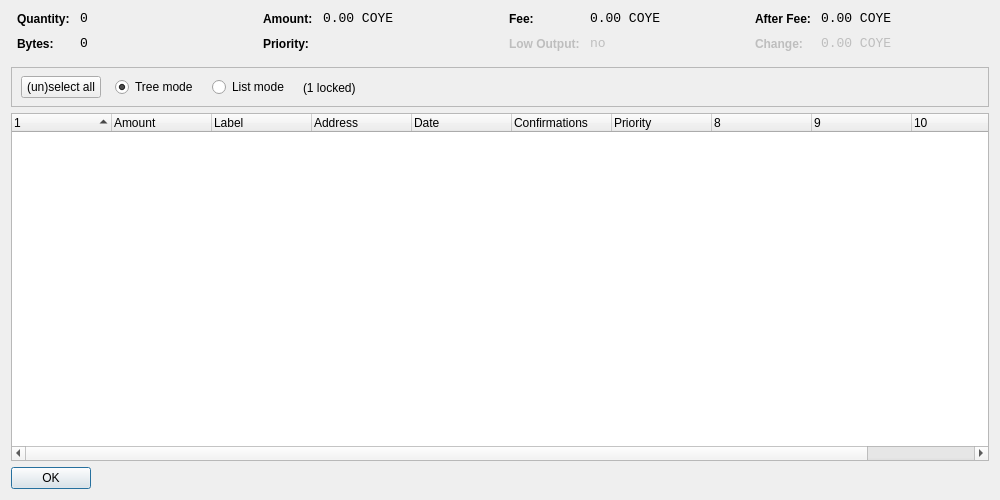
Above: src/qt/forms/coincontroldialog.ui from bityecoin/coinyecoin before the change. Below: the same form after it.
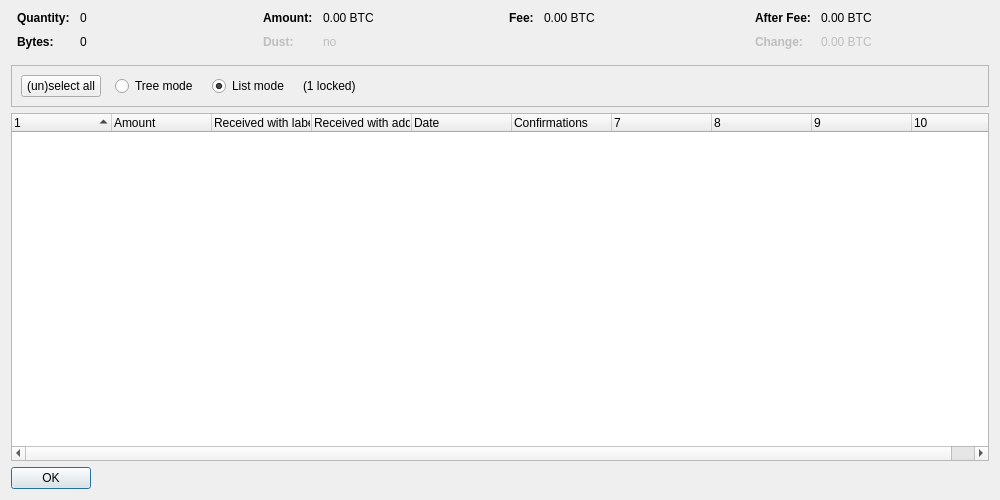
That is the form after the change. Custom widgets are drawn as their Qt base class.

Diff of the .ui file:
```diff
--- a/src/qt/forms/coincontroldialog.ui
+++ b/src/qt/forms/coincontroldialog.ui
@@ -38,8 +38,11 @@
        </property>
        <item row="0" column="0">
         <widget class="QLabel" name="labelCoinControlQuantityText">
-         <property name="styleSheet">
-          <string notr="true">font-weight:bold;</string>
+         <property name="font">
+          <font>
+           <weight>75</weight>
+           <bold>true</bold>
+          </font>
          </property>
          <property name="text">
           <string>Quantity:</string>
@@ -48,12 +51,6 @@
        </item>
        <item row="0" column="1">
         <widget class="QLabel" name="labelCoinControlQuantity">
-         <property name="font">
-          <font>
-           <family>Monospace</family>
-           <pointsize>10</pointsize>
-          </font>
-         </property>
          <property name="cursor">
           <cursorShape>IBeamCursor</cursorShape>
          </property>
@@ -70,8 +67,11 @@
        </item>
        <item row="1" column="0">
         <widget class="QLabel" name="labelCoinControlBytesText">
-         <property name="styleSheet">
-          <string notr="true">font-weight:bold;</string>
+         <property name="font">
+          <font>
+           <weight>75</weight>
+           <bold>true</bold>
+          </font>
          </property>
          <property name="text">
           <string>Bytes:</string>
@@ -80,12 +80,6 @@
        </item>
        <item row="1" column="1">
         <widget class="QLabel" name="labelCoinControlBytes">
-         <property name="font">
-          <font>
-           <family>Monospace</family>
-           <pointsize>10</pointsize>
-          </font>
-         </property>
          <property name="cursor">
           <cursorShape>IBeamCursor</cursorShape>
          </property>
@@ -118,8 +112,11 @@
        </property>
        <item row="0" column="0">
         <widget class="QLabel" name="labelCoinControlAmountText">
-         <property name="styleSheet">
-          <string notr="true">font-weight:bold;</string>
+         <property name="font">
+          <font>
+           <weight>75</weight>
+           <bold>true</bold>
+          </font>
          </property>
          <property name="text">
           <string>Amount:</string>
@@ -128,12 +125,6 @@
        </item>
        <item row="0" column="1">
         <widget class="QLabel" name="labelCoinControlAmount">
-         <property name="font">
-          <font>
-           <family>Monospace</family>
-           <pointsize>10</pointsize>
-          </font>
-         </property>
          <property name="cursor">
           <cursorShape>IBeamCursor</cursorShape>
          </property>
@@ -141,7 +132,7 @@
           <enum>Qt::ActionsContextMenu</enum>
          </property>
          <property name="text">
-          <string notr="true">0.00 COYE</string>
+          <string notr="true">0.00 BTC</string>
          </property>
          <property name="textInteractionFlags">
           <set>Qt::LinksAccessibleByMouse|Qt::TextSelectableByKeyboard|Qt::TextSelectableByMouse</set>
@@ -149,22 +140,25 @@
         </widget>
        </item>
        <item row="1" column="0">
-        <widget class="QLabel" name="labelCoinControlPriorityText">
-         <property name="styleSheet">
-          <string notr="true">font-weight:bold;</string>
+        <widget class="QLabel" name="labelCoinControlLowOutputText">
+         <property name="enabled">
+          <bool>false</bool>
+         </property>
+         <property name="font">
+          <font>
+           <weight>75</weight>
+           <bold>true</bold>
+          </font>
          </property>
          <property name="text">
-          <string>Priority:</string>
+          <string>Dust:</string>
          </property>
         </widget>
        </item>
        <item row="1" column="1">
-        <widget class="QLabel" name="labelCoinControlPriority">
-         <property name="font">
-          <font>
-           <family>Monospace</family>
-           <pointsize>10</pointsize>
-          </font>
+        <widget class="QLabel" name="labelCoinControlLowOutput">
+         <property name="enabled">
+          <bool>false</bool>
          </property>
          <property name="cursor">
           <cursorShape>IBeamCursor</cursorShape>
@@ -173,7 +167,7 @@
           <enum>Qt::ActionsContextMenu</enum>
          </property>
          <property name="text">
-          <string/>
+          <string notr="true">no</string>
          </property>
          <property name="textInteractionFlags">
           <set>Qt::LinksAccessibleByMouse|Qt::TextSelectableByKeyboard|Qt::TextSelectableByMouse</set>
@@ -198,8 +192,11 @@
        </property>
        <item row="0" column="0">
         <widget class="QLabel" name="labelCoinControlFeeText">
-         <property name="styleSheet">
-          <string notr="true">font-weight:bold;</string>
+         <property name="font">
+          <font>
+           <weight>75</weight>
+           <bold>true</bold>
+          </font>
          </property>
          <property name="text">
           <string>Fee:</string>
@@ -208,12 +205,6 @@
        </item>
        <item row="0" column="1">
         <widget class="QLabel" name="labelCoinControlFee">
-         <property name="font">
-          <font>
-           <family>Monospace</family>
-           <pointsize>10</pointsize>
-          </font>
-         </property>
          <property name="cursor">
           <cursorShape>IBeamCursor</cursorShape>
          </property>
@@ -221,45 +212,7 @@
           <enum>Qt::ActionsContextMenu</enum>
          </property>
          <property name="text">
-          <string notr="true">0.00 COYE</string>
-         </property>
-         <property name="textInteractionFlags">
-          <set>Qt::LinksAccessibleByMouse|Qt::TextSelectableByKeyboard|Qt::TextSelectableByMouse</set>
-         </property>
-        </widget>
-       </item>
-       <item row="1" column="0">
-        <widget class="QLabel" name="labelCoinControlLowOutputText">
-         <property name="enabled">
-          <bool>false</bool>
-         </property>
-         <property name="styleSheet">
-          <string notr="true">font-weight:bold;</string>
-         </property>
-         <property name="text">
-          <string>Low Output:</string>
-         </property>
-        </widget>
-       </item>
-       <item row="1" column="1">
-        <widget class="QLabel" name="labelCoinControlLowOutput">
-         <property name="enabled">
-          <bool>false</bool>
-         </property>
-         <property name="font">
-          <font>
-           <family>Monospace</family>
-           <pointsize>10</pointsize>
-          </font>
-         </property>
-         <property name="cursor">
-          <cursorShape>IBeamCursor</cursorShape>
-         </property>
-         <property name="contextMenuPolicy">
-          <enum>Qt::ActionsContextMenu</enum>
-         </property>
-         <property name="text">
-          <string>no</string>
+          <string notr="true">0.00 BTC</string>
          </property>
          <property name="textInteractionFlags">
           <set>Qt::LinksAccessibleByMouse|Qt::TextSelectableByKeyboard|Qt::TextSelectableByMouse</set>
@@ -284,8 +237,11 @@
        </property>
        <item row="0" column="0">
         <widget class="QLabel" name="labelCoinControlAfterFeeText">
-         <property name="styleSheet">
-          <string notr="true">font-weight:bold;</string>
+         <property name="font">
+          <font>
+           <weight>75</weight>
+           <bold>true</bold>
+          </font>
          </property>
          <property name="text">
           <string>After Fee:</string>
@@ -294,12 +250,6 @@
        </item>
        <item row="0" column="1">
         <widget class="QLabel" name="labelCoinControlAfterFee">
-         <property name="font">
-          <font>
-           <family>Monospace</family>
-           <pointsize>10</pointsize>
-          </font>
-         </property>
          <property name="cursor">
           <cursorShape>IBeamCursor</cursorShape>
          </property>
@@ -307,7 +257,7 @@
           <enum>Qt::ActionsContextMenu</enum>
          </property>
          <property name="text">
-          <string notr="true">0.00 COYE</string>
+          <string notr="true">0.00 BTC</string>
          </property>
          <property name="textInteractionFlags">
           <set>Qt::LinksAccessibleByMouse|Qt::TextSelectableByKeyboard|Qt::TextSelectableByMouse</set>
@@ -319,8 +269,11 @@
          <property name="enabled">
           <bool>false</bool>
          </property>
-         <property name="styleSheet">
-          <string notr="true">font-weight:bold;</string>
+         <property name="font">
+          <font>
+           <weight>75</weight>
+           <bold>true</bold>
+          </font>
          </property>
          <property name="text">
           <string>Change:</string>
@@ -332,12 +285,6 @@
          <property name="enabled">
           <bool>false</bool>
          </property>
-         <property name="font">
-          <font>
-           <family>Monospace</family>
-           <pointsize>10</pointsize>
-          </font>
-         </property>
          <property name="cursor">
           <cursorShape>IBeamCursor</cursorShape>
          </property>
@@ -345,7 +292,7 @@
           <enum>Qt::ActionsContextMenu</enum>
          </property>
          <property name="text">
-          <string notr="true">0.00 COYE</string>
+          <string notr="true">0.00 BTC</string>
          </property>
          <property name="textInteractionFlags">
           <set>Qt::LinksAccessibleByMouse|Qt::TextSelectableByKeyboard|Qt::TextSelectableByMouse</set>
@@ -370,15 +317,8 @@
      <property name="frameShadow">
       <enum>QFrame::Sunken</enum>
      </property>
-     <widget class="QWidget" name="horizontalLayoutWidget">
-      <property name="geometry">
-       <rect>
-        <x>10</x>
-        <y>0</y>
-        <width>781</width>
-        <height>41</height>
-       </rect>
-      </property>
+     <layout class="QHBoxLayout" name="horizontalLayout">
+      <item>
       <layout class="QHBoxLayout" name="horizontalLayoutPanel" stretch="0,0,0,0,0">
        <property name="spacing">
         <number>14</number>
@@ -394,6 +334,9 @@
          <property name="text">
           <string>(un)select all</string>
          </property>
+          <property name="autoDefault">
+           <bool>false</bool>
+          </property>
         </widget>
        </item>
        <item>
@@ -407,9 +350,6 @@
          <property name="text">
           <string>Tree mode</string>
          </property>
-         <property name="checked">
-          <bool>true</bool>
-         </property>
         </widget>
        </item>
        <item>
@@ -423,6 +363,9 @@
          <property name="text">
           <string>List mode</string>
          </property>
+          <property name="checked">
+           <bool>true</bool>
+          </property>
         </widget>
        </item>
        <item>
@@ -446,7 +389,8 @@
         </spacer>
        </item>
       </layout>
-     </widget>
+      </item>
+     </layout>
     </widget>
    </item>
    <item>
@@ -458,7 +402,7 @@
       <bool>false</bool>
      </property>
      <property name="columnCount">
-      <number>11</number>
+      <number>10</number>
      </property>
      <attribute name="headerShowSortIndicator" stdset="0">
       <bool>true</bool>
@@ -478,12 +422,12 @@
      </column>
      <column>
       <property name="text">
-       <string notr="true">Label</string>
+       <string>Received with label</string>
       </property>
      </column>
      <column>
       <property name="text">
-       <string>Address</string>
+       <string>Received with address</string>
       </property>
      </column>
      <column>
@@ -499,11 +443,6 @@
        <string>Confirmed</string>
       </property>
      </column>
-     <column>
-      <property name="text">
-       <string>Priority</string>
-      </property>
-     </column>
      <column>
       <property name="text">
        <string/>
```
Left out of the diff: 4 changed lines with no effect on the pictures. Lines whose indentation alone changed are shown as unchanged.
